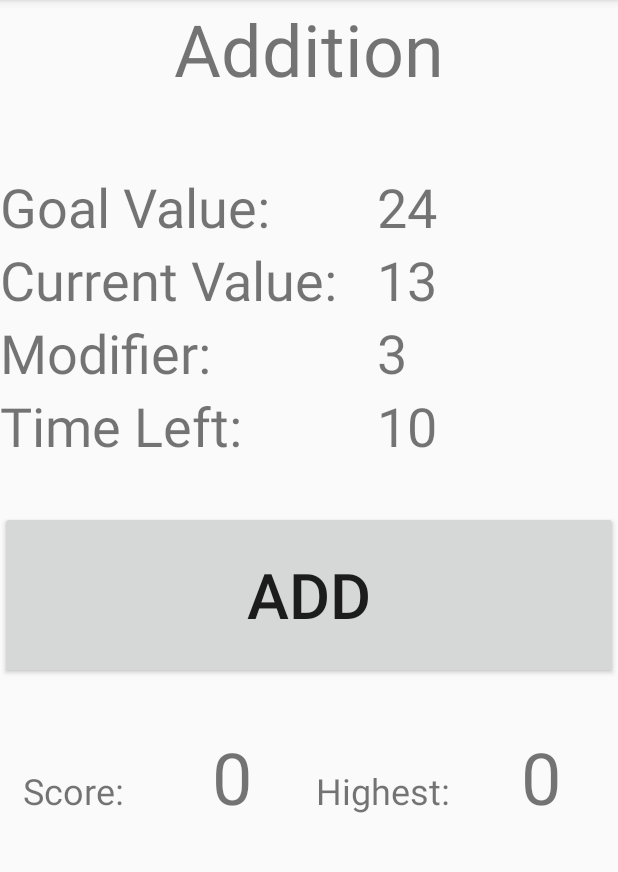
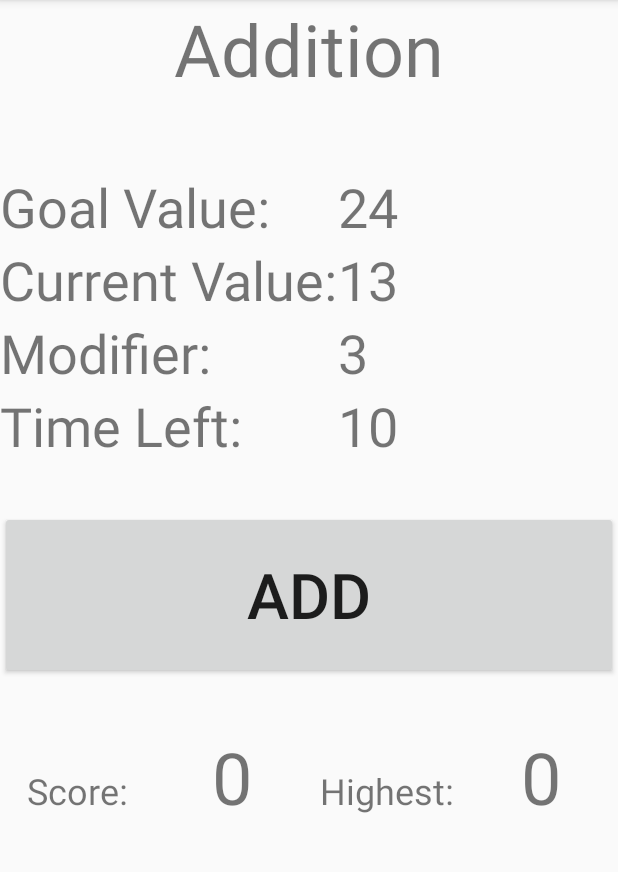
Before and after one commit to krehliv/ASMDgame, an Android app: the screen it shows after launch (MainActivity), on a phone screen of 412 x 824 dp, the part 96-968 px from its top. Run offline under Robolectric (Android 15) with nearby library versions, the phone set to English and light mode, and no system bars; our stand-ins replace Firebase (no records; nobody signed in at launch, a user with empty details on screens opened directly); 1 statement that could not run was skipped.

Commit message:
Added Comments, Removed unneccessary code, and dealt with layout warnings.

```diff
--- a/app/src/main/java/css/cis3334/ASMDgame/MainActivity.java
+++ b/app/src/main/java/css/cis3334/ASMDgame/MainActivity.java
@@ -19,6 +19,14 @@ import com.google.firebase.database.ValueEventListener;
 
 import java.util.concurrent.ThreadLocalRandom;
 
+/**
+ * Main Activity. Creates a game with four fragments, one each for addition,
+ * subtraction, multiplication, and division. The user must use the randomly
+ * generated current number and modifier numbers to reach the goal number. Upon
+ * success, the user's score increases by 1. If a new high score is reached,
+ * the number is stored in firebase. The number in firebase is downloaded and
+ * set to the high score upon running the game.
+ */
 public class MainActivity extends AppCompatActivity
         implements FirstFragment.OnFragmentInteractionListener,
         SecondFragment.OnFragmentInteractionListener,
@@ -41,6 +49,9 @@ public class MainActivity extends AppCompatActivity
      */
     private ViewPager mViewPager;
 
+    /**
+     * Initialization of necessary numbers.
+     */
     public static int timer = -1;
     public static int score = -1;
     public static int currentNum = -1;
@@ -59,6 +70,10 @@ public class MainActivity extends AppCompatActivity
         super.onCreate(savedInstanceState);
         setContentView(R.layout.activity_main);
 
+        /**
+         * Grabs the previous high score from and sets it equal to the
+         * highScore variable.
+         */
         DatabaseReference reff = FirebaseDatabase.getInstance().getReference();
         DatabaseReference asmdgamescore = reff.child("asmdgame");
 
@@ -76,30 +91,11 @@ public class MainActivity extends AppCompatActivity
 
             }
         });
+
+        /**
+         * Runs the newGame() method.
+         */
         newGame();
-        // Write a message to the database
-        FirebaseDatabase database = FirebaseDatabase.getInstance();
-        DatabaseReference myRef = database.getReference("asmdgame");
-        //myRef.setValue(Integer.toString(highScore));
-
-        // Read from the database
-        myRef.addValueEventListener(new ValueEventListener() {
-            @Override
-            public void onDataChange(DataSnapshot dataSnapshot) {
-                // This method is called once with the initial value and again
-                // whenever data at this location is updated.
-                String value = dataSnapshot.getValue(String.class);
-                Log.d("CIS3334", "Value is: " + value);
-            }
-
-            @Override
-            public void onCancelled(DatabaseError error) {
-                // Failed to read value
-                Log.w("CIS3334", "Failed to read value.", error.toException());
-            }
-        });
-
-
 
         Toolbar toolbar = (Toolbar) findViewById(R.id.toolbar);
         setSupportActionBar(toolbar);
@@ -111,21 +107,12 @@ public class MainActivity extends AppCompatActivity
         mViewPager = (ViewPager) findViewById(R.id.container);
         mViewPager.setAdapter(mSectionsPagerAdapter);
 
-
-
-
-
-        /*FloatingActionButton fab = (FloatingActionButton) findViewById(R.id.fab);
-        fab.setOnClickListener(new View.OnClickListener() {
-            @Override
-            public void onClick(View view) {
-                Snackbar.make(view, "Replace with your own action", Snackbar.LENGTH_LONG)
-                        .setAction("Action", null).show();
-            }
-        });*/
-
     }
 
+    /**
+     * Sets all of the necessary variables to random numbers, increments score,
+     * and resets highScore if necessary.
+     */
     public static void newGame() {
         score++;
         if (score > highScore) {
@@ -133,10 +120,8 @@ public class MainActivity extends AppCompatActivity
             FirebaseDatabase database = FirebaseDatabase.getInstance();
             DatabaseReference myRef = database.getReference("asmdgame");
             myRef.setValue(Integer.toString(highScore));
-            Log.d("CIS3334", "Value is: " + myRef.toString());
+            Log.d("CIS3334", "New Highscore Value is: " + myRef.toString());
         }
-
-
 
         timer = 10;
 
@@ -148,28 +133,6 @@ public class MainActivity extends AppCompatActivity
         multiplyMod = ThreadLocalRandom.current().nextInt(2, 5); //random num between 2 and 4
         divideMod = ThreadLocalRandom.current().nextInt(2, 5); //random num between 2 and 4
     }
-
-    /*@Override
-    public boolean onCreateOptionsMenu(Menu menu) {
-        // Inflate the menu; this adds items to the action bar if it is present.
-        getMenuInflater().inflate(R.menu.menu_main, menu);
-        return true;
-    }
-
-    @Override
-    public boolean onOptionsItemSelected(MenuItem item) {
-        // Handle action bar item clicks here. The action bar will
-        // automatically handle clicks on the Home/Up button, so long
-        // as you specify a parent activity in AndroidManifest.xml.
-        int id = item.getItemId();
-
-        //noinspection SimplifiableIfStatement
-        if (id == R.id.action_settings) {
-            return true;
-        }
-
-        return super.onOptionsItemSelected(item);
-    }*/
 
     @Override
     public void onFragment1Interaction(Uri uri) {
--- a/app/src/main/res/layout/fragment_first.xml
+++ b/app/src/main/res/layout/fragment_first.xml
@@ -3,7 +3,8 @@
     android:id="@+id/frag_one"
     android:layout_width="match_parent"
     android:layout_height="wrap_content"
-    android:orientation="vertical">
+    android:orientation="vertical"
+    tools:ignore="ExtraText">
     tools:context="css.cis3334.asmdgame.FirstFragment">
 
     <!-- TODO: Update blank fragment layout -->
@@ -24,12 +25,14 @@
         android:layout_height="wrap_content"
         android:text=" "
         android:textAlignment="center"
-        android:textSize="36sp" />
+        android:textSize="36sp"
+        tools:ignore="HardcodedText" />
 
     <LinearLayout
         android:layout_width="wrap_content"
         android:layout_height="wrap_content"
-        android:orientation="horizontal">
+        android:orientation="horizontal"
+        android:baselineAligned="false">
 
         <LinearLayout
             android:layout_width="match_parent"
@@ -42,15 +45,16 @@
                 android:layout_width="match_parent"
                 android:layout_height="wrap_content"
                 android:layout_weight="1"
-                android:text="Goal Value:   "
-                android:textSize="36sp" />
+                android:text="@string/goal_value"
+                android:textSize="36sp"
+                tools:ignore="NestedWeights" />
 
             <TextView
                 android:id="@+id/textViewCurrent"
                 android:layout_width="match_parent"
                 android:layout_height="wrap_content"
                 android:layout_weight="1"
-                android:text="Current Value:   "
+                android:text="@string/current_value"
                 android:textSize="36sp" />
 
             <TextView
@@ -58,7 +62,7 @@
                 android:layout_width="match_parent"
                 android:layout_height="wrap_content"
                 android:layout_weight="1"
-                android:text="Modifier:   "
+                android:text="@string/modifier"
                 android:textSize="36sp" />
 
             <TextView
@@ -66,7 +70,7 @@
                 android:layout_width="match_parent"
                 android:layout_height="wrap_content"
                 android:layout_weight="1"
-                android:text="Time Left:   "
+                android:text="@string/time_left"
                 android:textSize="36sp" />
         </LinearLayout>
 
@@ -80,30 +84,31 @@
                 android:id="@+id/textViewGoalNum"
                 android:layout_width="match_parent"
                 android:layout_height="wrap_content"
-                android:text="-1"
+                android:text="@string/_1"
                 android:textSize="36sp" />
 
             <TextView
                 android:id="@+id/textViewCurrentNum"
                 android:layout_width="match_parent"
                 android:layout_height="wrap_content"
-                android:text="-1"
+                android:text="@string/_1"
                 android:textSize="36sp" />
 
             <TextView
                 android:id="@+id/textViewModifierNum"
                 android:layout_width="match_parent"
                 android:layout_height="wrap_content"
-                android:text="-1"
+                android:text="@string/_1"
                 android:textSize="36sp" />
 
             <TextView
                 android:id="@+id/textViewTimeNum"
                 android:layout_width="match_parent"
-                android:layout_height="wrap_content"
+                android:layout_height="0dp"
                 android:layout_weight="1"
-                android:text="-1"
-                android:textSize="36sp" />
+                android:text="@string/_1"
+                android:textSize="36sp"
+                tools:ignore="NestedWeights" />
         </LinearLayout>
 
     </LinearLayout>
@@ -119,14 +124,15 @@
             android:layout_height="wrap_content"
             android:layout_weight="1"
             android:text=" "
-            android:textSize="24sp" />
+            android:textSize="24sp"
+            tools:ignore="HardcodedText" />
 
         <Button
             android:id="@+id/buttonAdd"
             android:layout_width="match_parent"
             android:layout_height="112dp"
             android:layout_weight="1"
-            android:text="ADD"
+            android:text="@string/add"
             android:textSize="42sp" />
 
         <TextView
@@ -135,7 +141,8 @@
             android:layout_height="wrap_content"
             android:layout_weight="1"
             android:text=" "
-            android:textSize="24sp" />/>
+            android:textSize="24sp"
+            tools:ignore="HardcodedText" />/>
 
     </LinearLayout>
 
@@ -149,7 +156,7 @@
             android:layout_width="match_parent"
             android:layout_height="wrap_content"
             android:layout_weight="1"
-            android:text="Score: "
+            android:text="@string/score"
             android:textAlignment="center"
             android:textSize="24sp" />
 
@@ -158,7 +165,7 @@
             android:layout_width="match_parent"
             android:layout_height="wrap_content"
             android:layout_weight="1"
-            android:text="-1"
+            android:text="@string/_1"
             android:textAlignment="center"
             android:textSize="48sp" />/>
 
@@ -167,7 +174,7 @@
             android:layout_width="match_parent"
             android:layout_height="wrap_content"
             android:layout_weight="1"
-            android:text="Highest: "
+            android:text="@string/highest"
             android:textAlignment="center"
             android:textSize="24sp" />/>
 
@@ -176,7 +183,7 @@
             android:layout_width="match_parent"
             android:layout_height="wrap_content"
             android:layout_weight="1"
-            android:text="-1"
+            android:text="@string/_1"
             android:textAlignment="center"
             android:textSize="48sp" />/>
 
--- a/app/src/main/res/values/strings.xml
+++ b/app/src/main/res/values/strings.xml
@@ -8,6 +8,17 @@
     <string name="hello_second_fragment">Subtraction</string>
     <string name="hello_third_fragment">Multiplication</string>
     <string name="hello_fourth_fragment">Division</string>
+    <string name="_1">-1</string>
+    <string name="current_value">Current Value:</string>
+    <string name="goal_value">Goal Value:</string>
+    <string name="highest">Highest:</string>
+    <string name="modifier">Modifier:</string>
+    <string name="subtract">SUBTRACT</string>
+    <string name="score">Score:</string>
+    <string name="time_left">Time Left:</string>
+    <string name="add">ADD</string>
+    <string name="multiply">MULTIPLY</string>
+    <string name="divide">DIVIDE</string>
 
 
 </resources>
```
Also changed, not shown: app/src/main/java/css/cis3334/ASMDgame/FirstFragment.java (+10 -18 lines), app/src/main/java/css/cis3334/ASMDgame/FourthFragment.java (+6 -7 lines), app/src/main/java/css/cis3334/ASMDgame/SecondFragment.java (+6 -7 lines), app/src/main/java/css/cis3334/ASMDgame/ThirdFragment.java (+6 -8 lines), app/src/main/res/layout/fragment_fourth.xml (+34 -27 lines), app/src/main/res/layout/fragment_second.xml (+25 -19 lines), app/src/main/res/layout/fragment_third.xml (+34 -27 lines).
